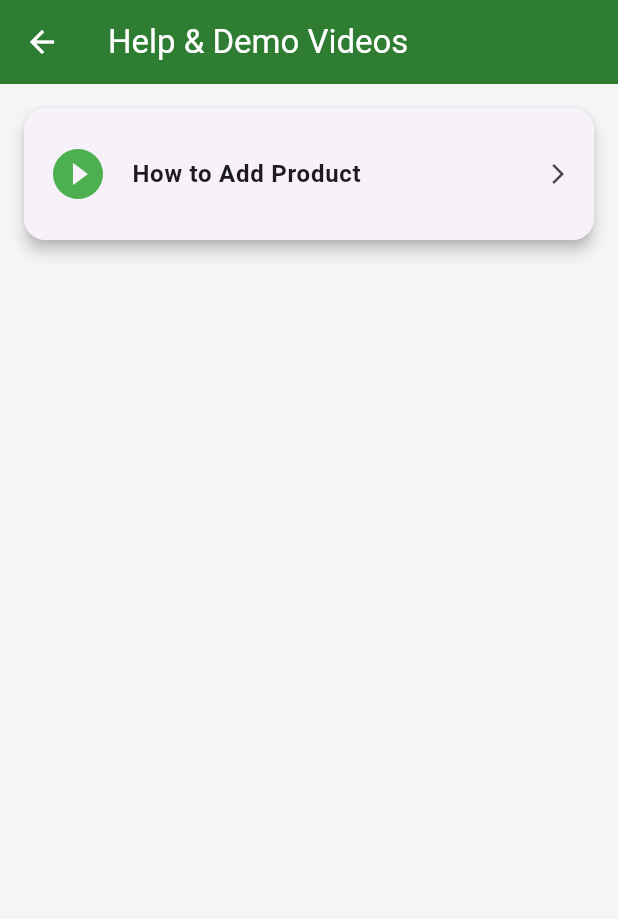
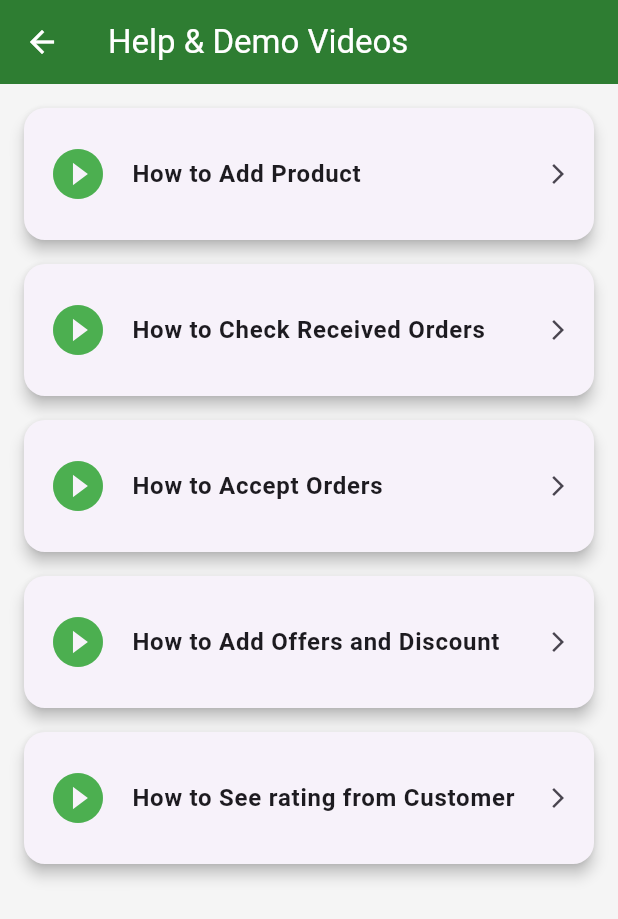
Before and after one commit to hari904349-byte/farmer_app12, a Flutter app: the HelpVideoScreen screen opened directly, on a phone screen of 412 x 824 dp. Shown: the top 919 px of the screen. Run offline on Flutter 3.47's test engine with Material 3 defaults, Android fonts, the phone set to English and light mode, and no system bars; our stand-ins replace fl_chart, geocoding, geolocator, image_picker, just_audio, pdf and 4 more; missing offline and left inert: record; accounts and stored records are empty.

Commit message:
initial commit

```diff
--- a/farmer_app9-master/lib/farmer/help_videos_screen.dart
+++ b/farmer_app9-master/lib/farmer/help_videos_screen.dart
@@ -17,7 +17,23 @@ class HelpVideoScreen extends StatelessWidget {
         children: const [
           VideoCard(
             title: "How to Add Product",
-            assetPath: "assets/videos/ap1.mp4",
+            assetPath: "assets/videos/addproduct_video.mp4",
+          ),
+          VideoCard(
+            title: "How to Check Received Orders",
+            assetPath: "assets/videos/received_order_video.mp4",
+          ),
+          VideoCard(
+            title: "How to Accept Orders",
+            assetPath: "assets/videos/orders_video.mp4",
+          ),
+          VideoCard(
+            title: "How to Add Offers and Discount",
+            assetPath: "assets/videos/offers_video.mp4",
+          ),
+          VideoCard(
+            title: "How to See rating from Customer",
+            assetPath: "assets/videos/show_rating_video.mp4",
           ),
         ],
       ),
--- a/farmer_app9-master/lib/main.dart
+++ b/farmer_app9-master/lib/main.dart
@@ -35,7 +35,7 @@ Future<void> main() async {
     ),
   );
 
-  // ✅ LISTEN AFTER APP STARTS
+
   WidgetsBinding.instance.addPostFrameCallback((_) {
     Supabase.instance.client.auth.onAuthStateChange.listen((data) {
       if (data.event == AuthChangeEvent.passwordRecovery) {
@@ -62,7 +62,7 @@ class FarmFreshConnectApp extends StatelessWidget {
           title: 'Farm Fresh Connect',
           theme: AppTheme.lightTheme,
 
-          // ✅ CORRECT LOCALIZATION SETUP
+
           locale: Locale(languageProvider.language),
           supportedLocales: const [
             Locale('en'),
--- a/farmer_app9-master/pubspec.yaml
+++ b/farmer_app9-master/pubspec.yaml
@@ -53,4 +53,8 @@ flutter:
     - assets/instructions/set_offer.png
     - assets/instructions/earnings.png
     - assets/instructions/view_ratings.png
-    - assets/videos/ap1.mp4
+    - assets/videos/addproduct_video.mp4
+    - assets/videos/offers_video.mp4
+    - assets/videos/orders_video.mp4
+    - assets/videos/received_order_video.mp4
+    - assets/videos/show_rating_video.mp4
```
Also changed, not shown: 5 other files.
